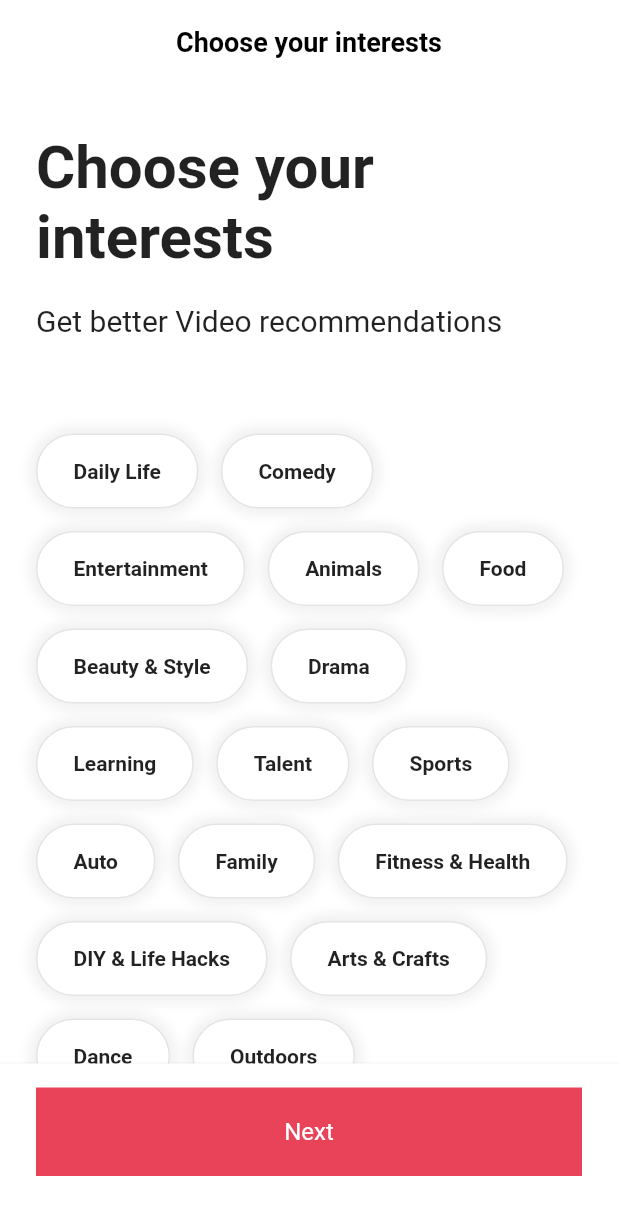
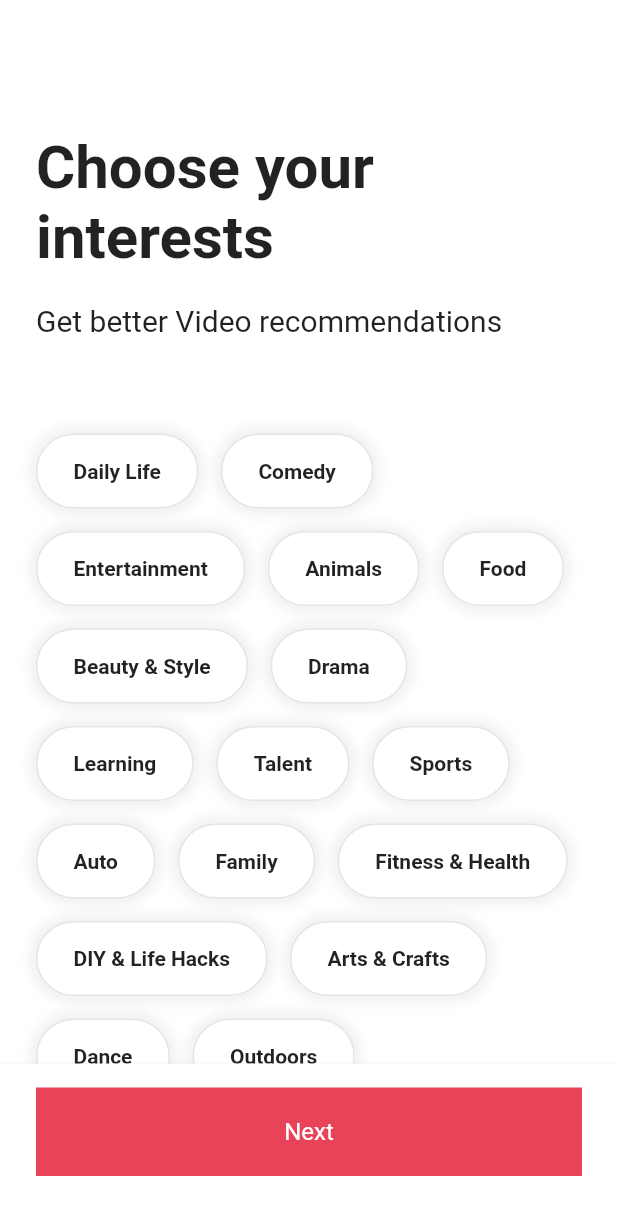
Before and after one commit to Junapa/clone-instagram, a Flutter app: the screen it shows after launch, on a phone screen of 412 x 824 dp. Shown: the top 1215 px of the screen. Run offline on Flutter 3.47's test engine with Material 2 defaults, Android fonts, the phone set to English and light mode, and no system bars; our stand-ins replace font_awesome_flutter.

```diff
--- a/lib/features/onboarding/interests_screen.dart
+++ b/lib/features/onboarding/interests_screen.dart
@@ -1,6 +1,8 @@
 import 'package:flutter/material.dart';
 import 'package:tiktok_clone/contants/gaps.dart';
 import 'package:tiktok_clone/contants/sizes.dart';
+import 'package:tiktok_clone/features/onboarding/tutorial_screen.dart';
+import 'package:tiktok_clone/features/onboarding/widgets/interest_button.dart';
 
 const interests = [
   "Daily Life",
@@ -43,16 +45,61 @@ const interests = [
   "Home & Garden",
 ];
 
-class InterestsScreen extends StatelessWidget {
+class InterestsScreen extends StatefulWidget {
   const InterestsScreen({super.key});
+  @override
+  State<InterestsScreen> createState() => _InterestsScreenState();
+}
+
+class _InterestsScreenState extends State<InterestsScreen> {
+  final ScrollController _scrollController = ScrollController();
+  bool _showTitle = false;
+  void _onScroll() {
+    if (_scrollController.offset > 100) {
+      if (_showTitle) return;
+      setState(() {
+        _showTitle = true;
+      });
+    } else {
+      setState(() {
+        _showTitle = false;
+      });
+    }
+  }
+
+  @override
+  void initState() {
+    super.initState();
+    _scrollController.addListener(_onScroll);
+  }
+
+  @override
+  void dispose() {
+    _scrollController.dispose();
+    super.dispose();
+  }
+
+  void _onNextTap() {
+    Navigator.of(context).push(
+      MaterialPageRoute(
+        builder: (context) => const TutorialScreen(),
+      ),
+    );
+  }
 
   @override
   Widget build(BuildContext context) {
     return Scaffold(
       appBar: AppBar(
-        title: const Text("Choose your interests"),
+        title: AnimatedOpacity(
+          duration: const Duration(milliseconds: 300),
+          opacity: _showTitle ? 1 : 0,
+          child: const Text("Choose your interests"),
         ),
-      body: SingleChildScrollView(
+      ),
+      body: Scrollbar(
+        child: SingleChildScrollView(
+          controller: _scrollController,
           child: Padding(
             padding: const EdgeInsets.only(
               left: Sizes.size24,
@@ -83,33 +130,11 @@ class InterestsScreen extends StatelessWidget {
                   spacing: 15,
                   children: [
                     for (var interest in interests)
-                    Container(
-                      padding: const EdgeInsets.symmetric(
-                        vertical: Sizes.size16,
-                        horizontal: Sizes.size24,
-                      ),
-                      decoration: BoxDecoration(
-                          color: Colors.white,
-                          borderRadius: BorderRadius.circular(Sizes.size32),
-                          border:
-                              Border.all(color: Colors.black.withOpacity(0.1)),
-                          boxShadow: [
-                            BoxShadow(
-                              color: Colors.black.withOpacity(0.05),
-                              blurRadius: 5,
-                              spreadRadius: 5,
-                            )
-                          ]),
-                      child: Text(
-                        interest,
-                        style: const TextStyle(
-                          fontWeight: FontWeight.bold,
-                        ),
-                      ),
-                    ),
+                      InterestButton(interest: interest),
                   ],
                 )
               ],
+            ),
           ),
         ),
       ),
@@ -122,6 +147,8 @@ class InterestsScreen extends StatelessWidget {
               left: Sizes.size24,
               right: Sizes.size24,
             ),
+            child: GestureDetector(
+              onTap: _onNextTap,
               child: Container(
                 padding: const EdgeInsets.symmetric(vertical: Sizes.size20),
                 decoration: BoxDecoration(
@@ -136,6 +163,7 @@ class InterestsScreen extends StatelessWidget {
                   ),
                 ),
               ),
+            ),
           )),
     );
   }
--- /dev/null
+++ b/lib/features/onboarding/widgets/interest_button.dart
@@ -0,0 +1,55 @@
+import 'package:flutter/material.dart';
+import 'package:tiktok_clone/contants/sizes.dart';
+
+class InterestButton extends StatefulWidget {
+  const InterestButton({
+    super.key,
+    required this.interest,
+  });
+
+  final String interest;
+
+  @override
+  State<InterestButton> createState() => _InterestButtonState();
+}
+
+class _InterestButtonState extends State<InterestButton> {
+  bool _isSelected = false;
+  void _onTap() {
+    setState(() {
+      _isSelected = !_isSelected;
+    });
+  }
+
+  @override
+  Widget build(BuildContext context) {
+    return GestureDetector(
+      onTap: _onTap,
+      child: AnimatedContainer(
+        duration: const Duration(milliseconds: 250),
+        padding: const EdgeInsets.symmetric(
+          vertical: Sizes.size16,
+          horizontal: Sizes.size24,
+        ),
+        decoration: BoxDecoration(
+            color: _isSelected ? Theme.of(context).primaryColor : Colors.white,
+            borderRadius: BorderRadius.circular(Sizes.size32),
+            border: Border.all(color: Colors.black.withOpacity(0.1)),
+            boxShadow: [
+              BoxShadow(
+                color: Colors.black.withOpacity(0.05),
+                blurRadius: 5,
+                spreadRadius: 5,
+              )
+            ]),
+        child: Text(
+          widget.interest,
+          style: TextStyle(
+            color: _isSelected ? Colors.white : Colors.black87,
+            fontWeight: FontWeight.bold,
+          ),
+        ),
+      ),
+    );
+  }
+}
```
Also changed, not shown: lib/features/onboarding/tutorial_screen.dart (added, +125 -0 lines). Lines whose indentation alone changed are shown as unchanged.
